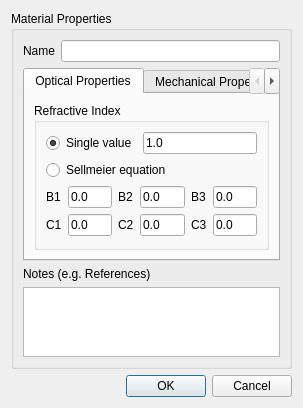
The window that gui/ui_dialogMaterial.ui (sestei/CoatingGUI) describes before a commit, drawn with Qt 5.
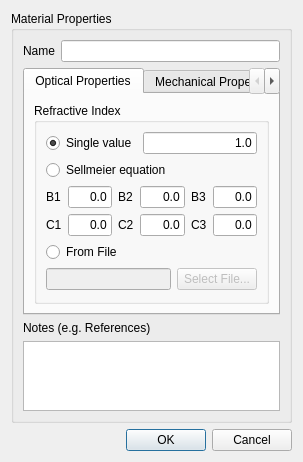
The same window after the commit.

Patch:
```diff
--- a/gui/ui_dialogMaterial.ui
+++ b/gui/ui_dialogMaterial.ui
@@ -2,12 +2,15 @@
 <ui version="4.0">
  <class>dlgMaterialEditor</class>
  <widget class="QDialog" name="dlgMaterialEditor">
+  <property name="enabled">
+   <bool>true</bool>
+  </property>
   <property name="geometry">
    <rect>
     <x>0</x>
     <y>0</y>
     <width>303</width>
-    <height>381</height>
+    <height>435</height>
    </rect>
   </property>
   <property name="windowTitle">
@@ -46,13 +49,13 @@
          <attribute name="title">
           <string>Optical Properties</string>
          </attribute>
-         <layout class="QVBoxLayout" name="verticalLayout_2">
+         <layout class="QVBoxLayout" name="verticalLayout">
           <item>
            <widget class="QGroupBox" name="groupBox_2">
             <property name="title">
              <string>Refractive Index</string>
             </property>
-            <layout class="QVBoxLayout" name="verticalLayout">
+            <layout class="QVBoxLayout" name="verticalLayout_2">
              <item>
               <layout class="QHBoxLayout" name="horizontalLayout">
                <item>
@@ -70,6 +73,9 @@
                  <property name="text">
                   <string>1.0</string>
                  </property>
+                 <property name="alignment">
+                  <set>Qt::AlignRight|Qt::AlignTrailing|Qt::AlignVCenter</set>
+                 </property>
                 </widget>
                </item>
               </layout>
@@ -94,6 +100,9 @@
                  <property name="text">
                   <string>0.0</string>
                  </property>
+                 <property name="alignment">
+                  <set>Qt::AlignRight|Qt::AlignTrailing|Qt::AlignVCenter</set>
+                 </property>
                 </widget>
                </item>
                <item row="1" column="1">
@@ -107,6 +116,9 @@
                  <property name="text">
                   <string>0.0</string>
                  </property>
+                 <property name="alignment">
+                  <set>Qt::AlignRight|Qt::AlignTrailing|Qt::AlignVCenter</set>
+                 </property>
                 </widget>
                </item>
                <item row="1" column="0">
@@ -134,6 +146,9 @@
                  <property name="text">
                   <string>0.0</string>
                  </property>
+                 <property name="alignment">
+                  <set>Qt::AlignRight|Qt::AlignTrailing|Qt::AlignVCenter</set>
+                 </property>
                 </widget>
                </item>
                <item row="0" column="4">
@@ -161,6 +176,9 @@
                  <property name="text">
                   <string>0.0</string>
                  </property>
+                 <property name="alignment">
+                  <set>Qt::AlignRight|Qt::AlignTrailing|Qt::AlignVCenter</set>
+                 </property>
                 </widget>
                </item>
                <item row="1" column="2">
@@ -188,6 +206,9 @@
                  <property name="text">
                   <string>0.0</string>
                  </property>
+                 <property name="alignment">
+                  <set>Qt::AlignRight|Qt::AlignTrailing|Qt::AlignVCenter</set>
+                 </property>
                 </widget>
                </item>
                <item row="1" column="5">
@@ -201,6 +222,37 @@
                  <property name="text">
                   <string>0.0</string>
                  </property>
+                 <property name="alignment">
+                  <set>Qt::AlignRight|Qt::AlignTrailing|Qt::AlignVCenter</set>
+                 </property>
+                </widget>
+               </item>
+              </layout>
+             </item>
+             <item>
+              <widget class="QRadioButton" name="rbRefrIndexFile">
+               <property name="text">
+                <string>From File</string>
+               </property>
+              </widget>
+             </item>
+             <item>
+              <layout class="QHBoxLayout" name="horizontalLayout_3">
+               <item>
+                <widget class="QLineEdit" name="txtRefrIndexFile">
+                 <property name="enabled">
+                  <bool>false</bool>
+                 </property>
+                </widget>
+               </item>
+               <item>
+                <widget class="QPushButton" name="btnRefrIndexFile">
+                 <property name="enabled">
+                  <bool>false</bool>
+                 </property>
+                 <property name="text">
+                  <string>Select File...</string>
+                 </property>
                 </widget>
                </item>
               </layout>
```
Left out of the diff: 40 changed lines with no effect on the pictures.
